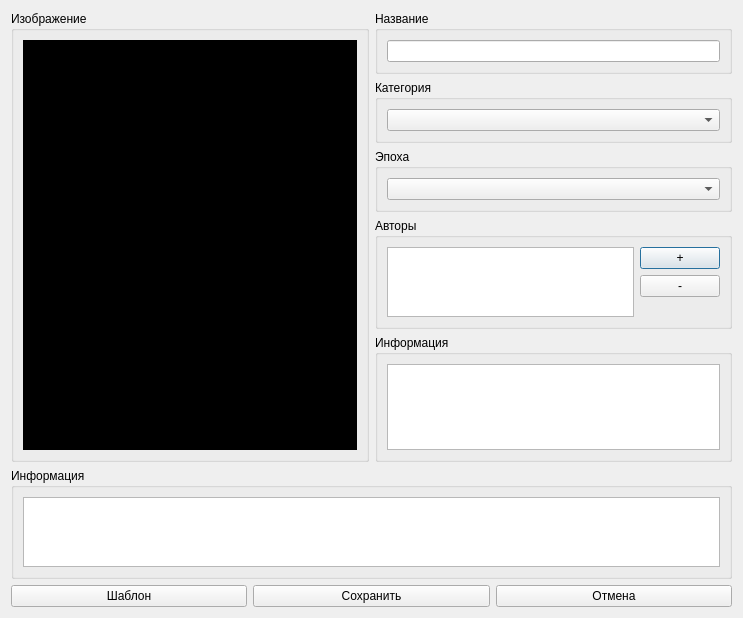
Before: the Qt Designer form widgets/itemeditor.ui in astraleuro/libraryeditor, drawn with Qt 5.
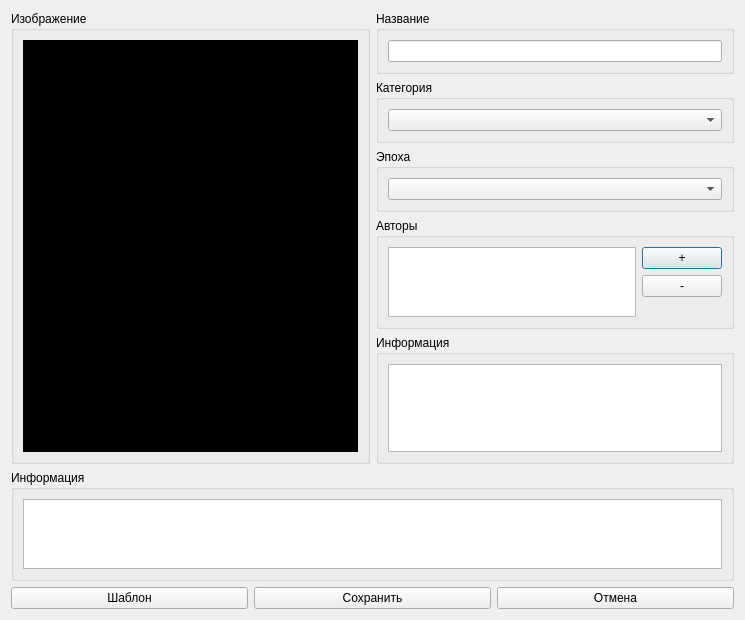
After: the same form once the commit is applied.

Patch:
```diff
--- a/widgets/itemeditor.ui
+++ b/widgets/itemeditor.ui
@@ -6,8 +6,8 @@
    <rect>
     <x>0</x>
     <y>0</y>
-    <width>743</width>
-    <height>618</height>
+    <width>745</width>
+    <height>620</height>
    </rect>
   </property>
   <property name="windowTitle">
```
